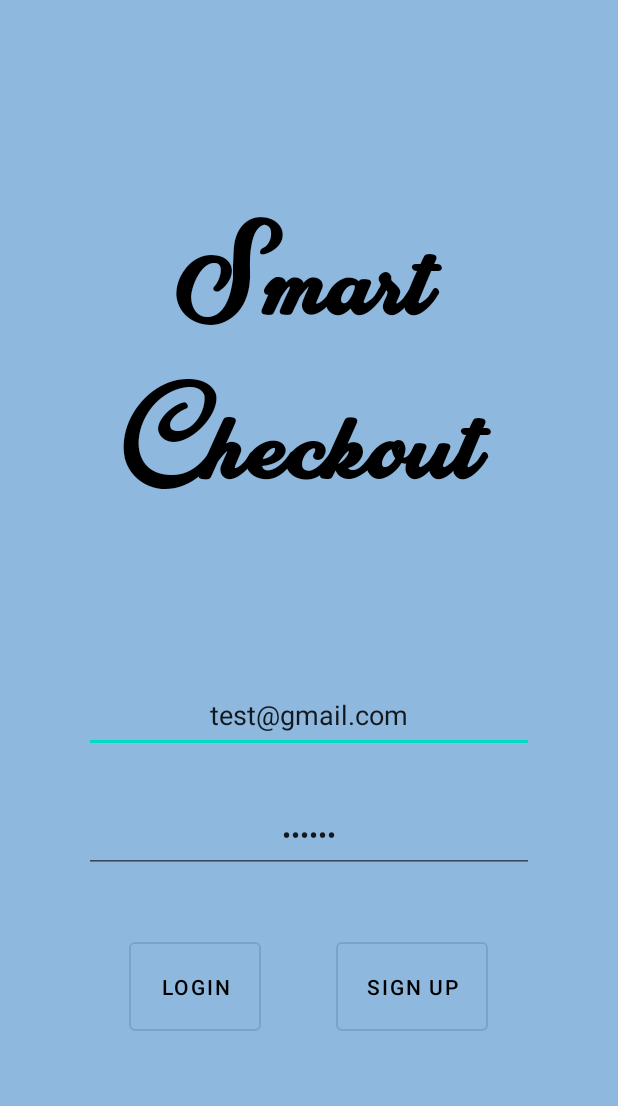
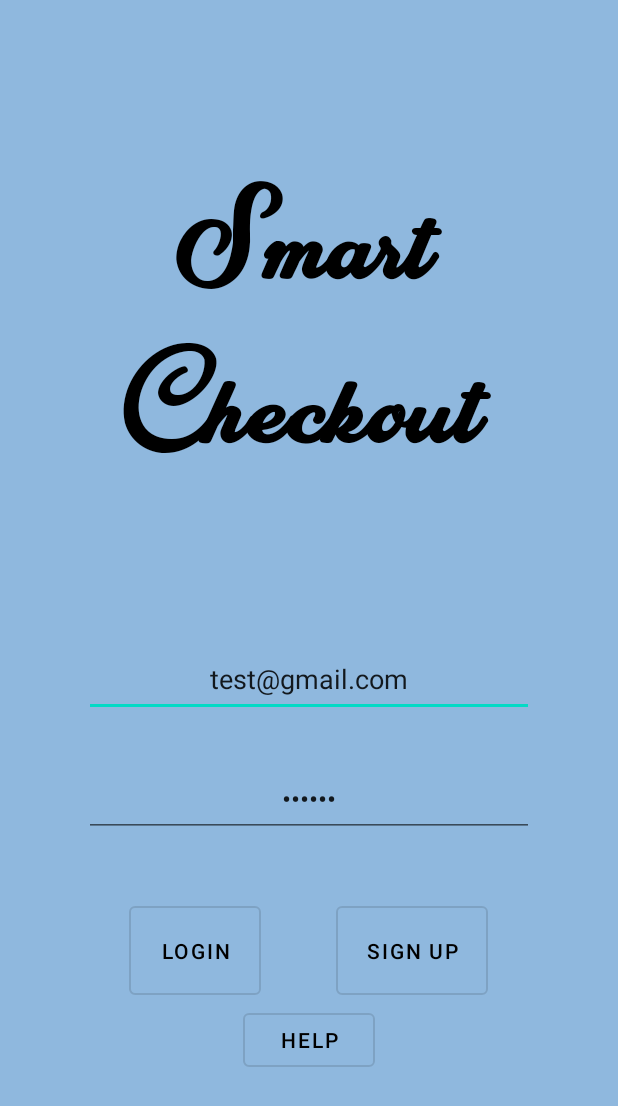
Before and after one commit to chunkitchung/Smart-Cities-Hackathon, an Android app: the screen it shows after launch (Login), on a phone screen of 412 x 824 dp. Shown: the top 1106 px of the screen. Run offline under Robolectric (Android 15) with nearby library versions, the phone set to English and light mode, and no system bars; our stand-ins replace Firebase (no records; nobody signed in at launch, a user with empty details on screens opened directly); Roboto replaces fonts that are not available here.

Commit message:
Update activity_login.xml
small ui changes

```diff
--- a/app/src/main/res/layout/activity_login.xml
+++ b/app/src/main/res/layout/activity_login.xml
@@ -73,7 +73,19 @@
                 android:padding="20dp"
                 android:text="Sign Up"
                 android:textColor="@color/black" />
+
+
         </LinearLayout>
+
+        <Button
+            android:id="@+id/help_button"
+            style="?attr/materialButtonOutlinedStyle"
+            android:layout_width="wrap_content"
+            android:layout_height="wrap_content"
+            android:onClick="help"
+            android:padding="5dp"
+            android:text="Help"
+            android:textColor="@color/black" />
     </LinearLayout>
 
 </androidx.constraintlayout.widget.ConstraintLayout>
```
